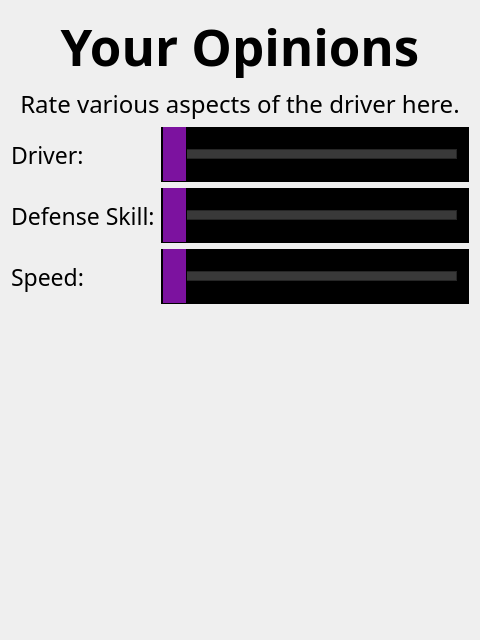
First picture: the form in ui/SubjectiveScales.ui, repository binex-dsk/QFRCScouter, before the edit.
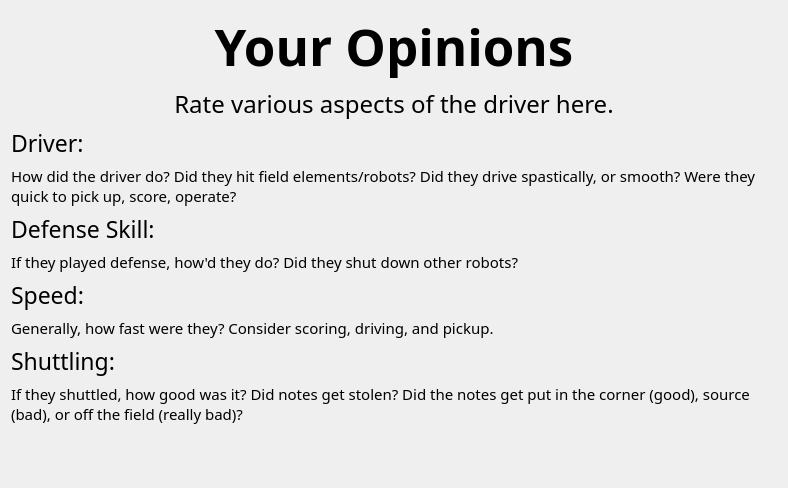
Second picture: the form after the edit. Custom widgets are drawn as their Qt base class.

Commit message:
Refactor/acquire score (#6)
* improve scales, up/down, clarity

* ruh

* radio work

* awesomeness

* acquire & score separate

* ui awesomeness

* ui feedback

* missed notes but epic

* scouter initials

* ohmv

* shuttling and scale improvements

* letsgo

* 2024dal

* schedule download

* remove wasm

---------

The edit to the form file:
```diff
--- a/ui/SubjectiveScales.ui
+++ b/ui/SubjectiveScales.ui
@@ -6,8 +6,8 @@
    <rect>
     <x>0</x>
     <y>0</y>
-    <width>480</width>
-    <height>640</height>
+    <width>788</width>
+    <height>488</height>
    </rect>
   </property>
   <property name="font">
@@ -19,33 +19,27 @@
   <property name="windowTitle">
    <string>Form</string>
   </property>
-  <layout class="QGridLayout" name="gridLayout">
-   <item row="4" column="1">
-    <widget class="QSlider" name="speed">
-     <property name="styleSheet">
-      <string notr="true">.QSlider {
-    min-height: 55px;
-    max-height: 55px;
-    background: #000000;
-}
-
-.QSlider::groove:horizontal {
-    border: 1px solid #262626;
-    height: 8px;
-    background: #393939;
-    margin: 0 12px;
-}
-
-.QSlider::handle:horizontal {
-    background: rgb(124, 18, 159);
-    border: 1px solid black;
-    width: 23px;
-    height: 100px;
-    margin: -24px -12px;
-}</string>
+  <layout class="QFormLayout" name="formLayout">
+   <item row="0" column="0" colspan="2">
+    <widget class="QLabel" name="label">
+     <property name="font">
+      <font>
+       <family>Noto Sans</family>
+       <pointsize>38</pointsize>
+       <bold>true</bold>
+      </font>
      </property>
-     <property name="orientation">
-      <enum>Qt::Horizontal</enum>
+     <property name="text">
+      <string>Your Opinions</string>
+     </property>
+     <property name="scaledContents">
+      <bool>true</bool>
+     </property>
+     <property name="alignment">
+      <set>Qt::AlignCenter</set>
+     </property>
+     <property name="wordWrap">
+      <bool>true</bool>
      </property>
     </widget>
    </item>
@@ -69,111 +63,119 @@
      <property name="wordWrap">
       <bool>true</bool>
      </property>
+     <property name="margin">
+      <number>0</number>
+     </property>
     </widget>
    </item>
-   <item row="2" column="0">
+   <item row="3" column="0">
     <widget class="QLabel" name="label_3">
      <property name="text">
       <string>Driver:</string>
      </property>
     </widget>
    </item>
-   <item row="3" column="0">
+   <item row="5" column="0" colspan="2">
+    <widget class="QLabel" name="label_6">
+     <property name="font">
+      <font>
+       <family>Noto Sans</family>
+       <pointsize>11</pointsize>
+      </font>
+     </property>
+     <property name="text">
+      <string>How did the driver do? Did they hit field elements/robots? Did they drive spastically, or smooth? Were they quick to pick up, score, operate?</string>
+     </property>
+     <property name="scaledContents">
+      <bool>true</bool>
+     </property>
+     <property name="wordWrap">
+      <bool>true</bool>
+     </property>
+    </widget>
+   </item>
+   <item row="7" column="0">
     <widget class="QLabel" name="label_4">
      <property name="text">
       <string>Defense Skill:</string>
      </property>
     </widget>
    </item>
-   <item row="4" column="0">
+   <item row="9" column="0" colspan="2">
+    <widget class="QLabel" name="label_7">
+     <property name="font">
+      <font>
+       <family>Noto Sans</family>
+       <pointsize>11</pointsize>
+      </font>
+     </property>
+     <property name="text">
+      <string>If they played defense, how'd they do? Did they shut down other robots?</string>
+     </property>
+     <property name="scaledContents">
+      <bool>true</bool>
+     </property>
+     <property name="wordWrap">
+      <bool>true</bool>
+     </property>
+    </widget>
+   </item>
+   <item row="11" column="0">
     <widget class="QLabel" name="label_5">
      <property name="text">
       <string>Speed:</string>
      </property>
     </widget>
    </item>
-   <item row="0" column="0" colspan="2">
-    <widget class="QLabel" name="label">
+   <item row="13" column="0" colspan="2">
+    <widget class="QLabel" name="label_8">
      <property name="font">
       <font>
        <family>Noto Sans</family>
-       <pointsize>38</pointsize>
-       <bold>true</bold>
+       <pointsize>11</pointsize>
       </font>
      </property>
      <property name="text">
-      <string>Your Opinions</string>
+      <string>Generally, how fast were they? Consider scoring, driving, and pickup.</string>
      </property>
      <property name="scaledContents">
       <bool>true</bool>
      </property>
-     <property name="alignment">
-      <set>Qt::AlignCenter</set>
-     </property>
      <property name="wordWrap">
       <bool>true</bool>
      </property>
     </widget>
    </item>
-   <item row="3" column="1">
-    <widget class="QSlider" name="defense">
-     <property name="styleSheet">
-      <string notr="true">.QSlider {
-    min-height: 55px;
-    max-height: 55px;
-    background: #000000;
-}
-
-.QSlider::groove:horizontal {
-    border: 1px solid #262626;
-    height: 8px;
-    background: #393939;
-    margin: 0 12px;
-}
-
-.QSlider::handle:horizontal {
-    background: rgb(124, 18, 159);
-    border: 1px solid black;
-    width: 23px;
-    height: 100px;
-    margin: -24px -12px;
-}</string>
+   <item row="15" column="0">
+    <widget class="QLabel" name="label_10">
+     <property name="text">
+      <string>Shuttling:</string>
      </property>
-     <property name="orientation">
-      <enum>Qt::Horizontal</enum>
-     </property>
     </widget>
    </item>
-   <item row="2" column="1">
-    <widget class="QSlider" name="driver">
-     <property name="styleSheet">
-      <string notr="true">.QSlider {
-    min-height: 55px;
-    max-height: 55px;
-    background: #000000;
-}
-
-.QSlider::groove:horizontal {
-    border: 1px solid #262626;
-    height: 8px;
-    background: #393939;
-    margin: 0 12px;
-}
-
-.QSlider::handle:horizontal {
-    background: rgb(124, 18, 159);
-    border: 1px solid black;
-    width: 23px;
-    height: 100px;
-    margin: -24px -12px;
-}</string>
+   <item row="15" column="1">
+    <widget class="Scale" name="shuttling" native="true"/>
+   </item>
+   <item row="17" column="0" colspan="2">
+    <widget class="QLabel" name="label_9">
+     <property name="font">
+      <font>
+       <family>Noto Sans</family>
+       <pointsize>11</pointsize>
+      </font>
      </property>
-     <property name="orientation">
-      <enum>Qt::Horizontal</enum>
+     <property name="text">
+      <string>If they shuttled, how good was it? Did notes get stolen? Did the notes get put in the corner (good), source (bad), or off the field (really bad)?</string>
      </property>
+     <property name="scaledContents">
+      <bool>true</bool>
+     </property>
+     <property name="wordWrap">
+      <bool>true</bool>
+     </property>
     </widget>
    </item>
-   <item row="5" column="0">
+   <item row="19" column="0" colspan="2">
     <spacer name="verticalSpacer">
      <property name="orientation">
       <enum>Qt::Vertical</enum>
@@ -186,8 +188,25 @@
      </property>
     </spacer>
    </item>
+   <item row="11" column="1">
+    <widget class="Scale" name="speed" native="true"/>
+   </item>
+   <item row="7" column="1">
+    <widget class="Scale" name="defense" native="true"/>
+   </item>
+   <item row="3" column="1">
+    <widget class="Scale" name="driver" native="true"/>
+   </item>
   </layout>
  </widget>
+ <customwidgets>
+  <customwidget>
+   <class>Scale</class>
+   <extends>QWidget</extends>
+   <header>Scale.h</header>
+   <container>1</container>
+  </customwidget>
+ </customwidgets>
  <resources/>
  <connections/>
 </ui>
```
The commit also changes 26 other files.
